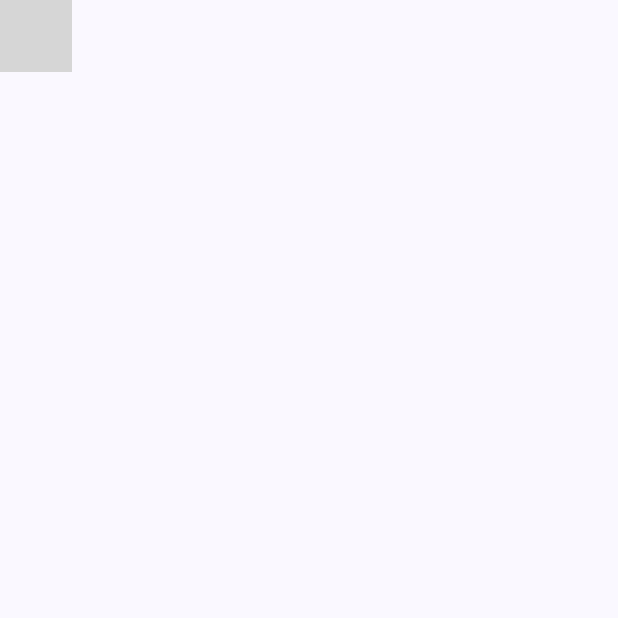
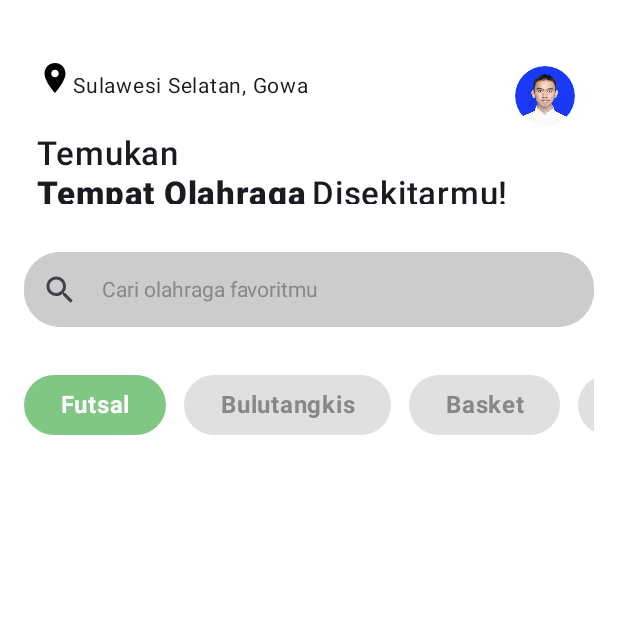
Before and after one commit to ripet00/Courtly_Project, an Android app built with Jetpack Compose: the HomeScreen screen opened through its navigation route, on a phone screen of 412 x 824 dp, the top half of it. Run offline under Robolectric (Android 15) with nearby library versions, the phone set to English and light mode, and no system bars; our stand-ins replace Firebase (no records; nobody signed in at launch, a user with empty details on screens opened directly), livedata-compose; grey boxes are pictures that could not be loaded.

Commit message:
build: connect homepage with detail, and bring the same value as determine in firestore

```diff
--- /dev/null
+++ b/app/src/main/java/com/example/courtlyproject/Feature/detail/model/HomePage.kt
@@ -0,0 +1,5 @@
+package com.example.courtlyproject.Feature.detail.model
+
+class HomePage {
+    var listLapangan: List<detaillapangan> = emptyList()
+}
--- /dev/null
+++ b/app/src/main/java/com/example/courtlyproject/Feature/detail/view/HomePage.kt
@@ -0,0 +1,347 @@
+package com.example.courtlyproject.Feature.detail.view
+
+import androidx.compose.foundation.Image
+import androidx.compose.foundation.background
+import androidx.compose.foundation.clickable
+import androidx.compose.foundation.layout.Arrangement
+import androidx.compose.foundation.layout.Box
+import androidx.compose.foundation.layout.Column
+import androidx.compose.foundation.layout.Row
+import androidx.compose.foundation.layout.Spacer
+import androidx.compose.foundation.layout.fillMaxSize
+import androidx.compose.foundation.layout.fillMaxWidth
+import androidx.compose.foundation.layout.height
+import androidx.compose.foundation.layout.padding
+import androidx.compose.foundation.layout.size
+import androidx.compose.foundation.layout.width
+import androidx.compose.foundation.layout.wrapContentSize
+import androidx.compose.foundation.lazy.LazyRow
+import androidx.compose.foundation.lazy.grid.GridCells
+import androidx.compose.foundation.lazy.grid.LazyVerticalGrid
+import androidx.compose.foundation.lazy.grid.items
+import androidx.compose.foundation.shape.CircleShape
+import androidx.compose.foundation.shape.RoundedCornerShape
+import androidx.compose.material.icons.Icons
+import androidx.compose.material.icons.filled.LocationOn
+import androidx.compose.material.icons.filled.Search
+import androidx.compose.material.icons.filled.Star
+import androidx.compose.material3.Card
+import androidx.compose.material3.CardDefaults
+import androidx.compose.material3.DropdownMenu
+import androidx.compose.material3.DropdownMenuItem
+import androidx.compose.material3.HorizontalDivider
+import androidx.compose.material3.Icon
+import androidx.compose.material3.IconButton
+import androidx.compose.material3.MaterialTheme
+import androidx.compose.material3.Text
+import androidx.compose.material3.TextField
+import androidx.compose.material3.TextFieldDefaults
+import androidx.compose.runtime.Composable
+import androidx.compose.runtime.LaunchedEffect
+import androidx.compose.runtime.getValue
+import androidx.compose.runtime.livedata.observeAsState
+import androidx.compose.runtime.mutableStateOf
+import androidx.compose.runtime.remember
+import androidx.compose.runtime.setValue
+import androidx.compose.ui.Alignment
+import androidx.compose.ui.Modifier
+import androidx.compose.ui.draw.clip
+import androidx.compose.ui.graphics.Color
+import androidx.compose.ui.layout.ContentScale
+import androidx.compose.ui.res.painterResource
+import androidx.compose.ui.text.TextStyle
+import androidx.compose.ui.text.font.FontWeight
+import androidx.compose.ui.text.style.TextAlign
+import androidx.compose.ui.unit.dp
+import androidx.compose.ui.unit.sp
+import androidx.lifecycle.viewmodel.compose.viewModel
+import androidx.navigation.NavController
+import com.example.courtlyproject.Feature.auth.AuthState
+import com.example.courtlyproject.Feature.auth.AuthViewModel
+import com.example.courtlyproject.Feature.detail.viewmodel.HomePage_vm
+import com.example.courtlyproject.R
+import com.example.courtlyproject.model.SportPlace
+
+
+@Composable
+fun HomeScreen(navController: NavController,authViewModel: AuthViewModel) {
+
+    val authState = authViewModel.authState.observeAsState()
+
+    LaunchedEffect(authState.value) {
+        when(authState.value){
+            is AuthState.Unauthenticated -> navController.navigate("login")
+            else -> Unit
+
+        }
+    }
+
+    Column(modifier = Modifier
+        .fillMaxSize()
+        .background(color = Color.White)
+    ) {
+        TopBar(navController,authViewModel)
+        SearchBar()
+        SportSelection()
+        SportPlaceList(navController)
+    }
+}
+
+@Composable
+fun TopBar(navController: NavController,authViewModel: AuthViewModel) {
+    Box(
+        modifier = Modifier
+            .padding(vertical = 16.dp, horizontal = 8.dp)
+            .height(120.dp)
+            .fillMaxSize()
+            .wrapContentSize(Alignment.Center),
+    ){
+        Row (
+            modifier = Modifier
+                .padding(top = 24.dp)
+        ) {
+            Column {
+                Row {
+                    Icon(
+                        imageVector = Icons.Filled.LocationOn,
+                        contentDescription = null,
+                        tint = Color.Black
+                    )
+                    Text(text = "Sulawesi Selatan, Gowa",
+                        fontSize = 14.sp,
+                        modifier = Modifier
+                            .padding(top = 5.dp)
+                    )
+                }
+                Spacer(modifier = Modifier.height(20.dp))
+                Column {
+                    Text(text = "Temukan", fontSize = 22.sp,fontWeight = FontWeight.Medium)
+                    Row {
+                        Text(text = "Tempat Olahraga",fontSize = 22.sp, fontWeight = FontWeight.ExtraBold)
+                        Spacer(modifier = Modifier.width(3.dp))
+                        Text(text = "Disekitarmu!", fontSize = 22.sp,fontWeight = FontWeight.Medium)
+                    }
+                }
+            }
+            ProfileMenu(navController, authViewModel)
+        }
+    }
+}
+@Composable
+fun ProfileMenu(navController: NavController,authViewModel: AuthViewModel) {
+    var expanded by remember { mutableStateOf(false) }
+    val authState = authViewModel.authState.observeAsState()
+
+    Box {
+        IconButton(onClick = { expanded = !expanded }) {
+            Image(
+                painter = painterResource(R.drawable.nand), // Ganti dengan resource foto profil Anda
+                contentDescription = "Profile Picture",
+                modifier = Modifier
+                    .size(40.dp)
+                    .clip(CircleShape)
+            )
+        }
+        // Dropdown Menu
+        DropdownMenu(
+            expanded = expanded,
+            onDismissRequest = { expanded = false },
+            modifier = Modifier
+                .background(Color(0xFF6FCF97)) // Warna latar menu
+        ) {
+            DropdownMenuItem(
+                text = { Text("Profil", color = Color.White) },
+                onClick = {
+                    expanded = false
+                    // Aksi untuk "Profil"
+                }
+            )
+            HorizontalDivider(color = Color.White)
+            DropdownMenuItem(
+                text = { Text("Pesanan", color = Color.White) },
+                onClick = {
+                    expanded = false
+                    // Aksi untuk "Pesanan"
+                }
+            )
+            HorizontalDivider(color = Color.White)
+            DropdownMenuItem(
+                text = { Text("Keluar", color = Color.White) },
+                onClick = {
+                    authViewModel.signout()
+                }
+            )
+        }
+    }
+}
+
+@Composable
+fun SearchBar() {
+    var text by remember { mutableStateOf("") }
+    TextField(
+        value = text,
+        onValueChange = {text = it},
+        placeholder = { Text(
+            text = "Cari olahraga favoritmu",
+            style = TextStyle(
+                color = Color.Gray,
+                fontSize = 14.sp
+            )
+        ) },
+        leadingIcon = {
+            Icon(Icons.Default.Search, contentDescription = null)
+        },
+        colors = TextFieldDefaults.colors(
+            focusedContainerColor = Color.White,
+            unfocusedContainerColor = Color.LightGray,
+            focusedIndicatorColor = Color.Transparent,
+            unfocusedIndicatorColor = Color.Transparent
+        ),
+        modifier = Modifier
+            .fillMaxWidth()
+            .padding(16.dp)
+            .height(50.dp)
+            .clip(RoundedCornerShape(24.dp))
+            .background(Color(0xFFD9D9D9))
+    )
+}
+
+@Composable
+fun SportSelection() {
+    // List olahraga
+    val sports = listOf("Futsal", "Bulutangkis", "Basket", "tenis","minisoccer","Volly")
+    // State untuk olahraga yang dipilih
+    var selectedSport by remember { mutableStateOf(sports[0]) }
+
+    LazyRow(
+        modifier = Modifier
+            .fillMaxWidth()
+            .padding(16.dp),
+        horizontalArrangement = Arrangement.spacedBy(12.dp)
+    ) {
+        items(sports.size) { index ->
+            SportButton(
+                text = sports[index],
+                isSelected = selectedSport == sports[index],
+                onClick = { selectedSport = sports[index] }
+            )
+        }
+    }
+}
+
+@Composable
+fun SportButton(text: String, isSelected: Boolean, onClick: () -> Unit) {
+    // Warna tombol jika dipilih atau tidak
+    val backgroundColor = if (isSelected) Color(0xFF81C784) else Color(0xFFE0E0E0) // Warna hijau dan abu-abu
+    val textColor = if (isSelected) Color.White else Color.Gray
+
+    Box(
+        modifier = Modifier
+            .clip(RoundedCornerShape(50))
+            .background(backgroundColor)
+            .clickable { onClick() }
+            .padding(horizontal = 24.dp, vertical = 8.dp),
+        contentAlignment = Alignment.Center
+    ) {
+        Text(
+            text = text,
+            color = textColor,
+            fontSize = 16.sp,
+            fontWeight = FontWeight.Bold,
+            textAlign = TextAlign.Center
+        )
+    }
+}
+
+@Composable
+fun SportPlaceList(navController: NavController) {
+//    val listLapangan = viewmodel.stateLapangan
+    val viewModel: HomePage_vm = viewModel()
+
+    val places = mutableListOf<SportPlace>()
+    viewModel.stateLapangan.forEachIndexed { index, detaillapangan ->
+        places.add(
+            SportPlace(
+                name = detaillapangan.nama,
+                kategori = detaillapangan.kategori,
+                rating = detaillapangan.rating.toDouble(),
+                price = detaillapangan.harga,
+                id = detaillapangan.id
+
+            )
+        )
+    }
+
+//    LazyColumn(contentPadding = PaddingValues(16.dp)) {
+//        items(places) { place ->
+//            SportPlaceItem(place)
+//        }
+//    }
+    LazyVerticalGrid(
+        columns = GridCells.Fixed(2), // Jumlah kolom
+        modifier = Modifier
+            .fillMaxSize()
+            .padding(16.dp),
+        horizontalArrangement = Arrangement.spacedBy(16.dp),
+        verticalArrangement = Arrangement.spacedBy(16.dp),
+        content = {
+            items(places) { place -> // Mengisi grid dengan 100 item
+                SportPlaceItem(place = place, navController = navController, lapanganId = place.id) // Konten setiap item
+            }
+        }
+    )
+}
+
+@Composable
+fun SportPlaceItem(place: SportPlace, navController: NavController, lapanganId: String) {
+
+    Row (
+        modifier = Modifier.fillMaxSize(),
+        horizontalArrangement = Arrangement.Center
+    ){
+        Card(
+            modifier = Modifier
+                .width(180.dp)
+                .padding(8.dp)
+                .clickable {
+                    navController.navigate("detail/$lapanganId")
+                },
+            elevation = CardDefaults.cardElevation(4.dp),
+            shape = RoundedCornerShape(22.dp)
+        ) {
+            Column(modifier = Modifier.padding(0.dp)) {
+                Image(
+                    painter = painterResource(id = R.drawable.stadium),
+                    contentDescription = null,
+                    modifier = Modifier
+                        .fillMaxWidth()
+                        .height(180.dp),
+                    contentScale = ContentScale.Crop
+                )
+                Column (
+                    modifier = Modifier
+                        .fillMaxSize()
+                        .padding( start = 8.dp, top = 0.dp, bottom = 4.dp)
+
+                ) {
+                    Spacer(modifier = Modifier.height(8.dp))
+                    Text(text = place.name, style = MaterialTheme.typography.titleSmall, fontWeight = FontWeight.SemiBold)
+                    Spacer(modifier = Modifier.height(4.dp))
+                    Text(text = "${place.kategori}", style = MaterialTheme.typography.bodyMedium, color = Color.Gray)
+                    Spacer(modifier = Modifier.height(4.dp))
+                    Row(verticalAlignment = Alignment.CenterVertically) {
+                        Icon(Icons.Default.Star, contentDescription = null, tint = Color(0xFFFFD700))
+                        Spacer(modifier = Modifier.width(4.dp))
+                        Text(text = "${place.rating}")
+                        Spacer(modifier = Modifier.width(15.dp))
+
+                    }
+                    Row(verticalAlignment = Alignment.CenterVertically) {
+                        Spacer(modifier = Modifier.width(4.dp))
+                        Text(text = "Rp.${place.price.toString()}", style = MaterialTheme.typography.bodyMedium, color = Color.Gray)
+                    }
+                }
+            }
+        }
+    }
+}
--- a/app/src/main/java/com/example/courtlyproject/Feature/detail/view/detaillapangan.kt
+++ b/app/src/main/java/com/example/courtlyproject/Feature/detail/view/detaillapangan.kt
@@ -117,7 +117,7 @@ fun top(
                 modifier = Modifier.padding(bottom = 8.dp)
             )
 
-            // Display the price
+            // Display the pr
             Text(
                 text = "Harga: ${getDetail.harga.toString()}",
                 style = MaterialTheme.typography.bodyLarge.copy(
--- /dev/null
+++ b/app/src/main/java/com/example/courtlyproject/Feature/detail/viewmodel/HomePage_vm.kt
@@ -0,0 +1,54 @@
+package com.example.courtlyproject.Feature.detail.viewmodel
+
+import android.util.Log
+import androidx.compose.runtime.mutableStateOf
+import androidx.lifecycle.ViewModel
+import com.example.courtlyproject.Feature.detail.model.detaillapangan
+import com.google.firebase.firestore.FirebaseFirestore
+import com.google.firebase.firestore.ktx.toObject
+
+class HomePage_vm: ViewModel()  {
+
+    private val _stateLapangan = mutableStateOf<List<detaillapangan>>(emptyList()) // Menggunakan List<HomePage>
+    val stateLapangan: List<detaillapangan>
+        get() = _stateLapangan.value
+
+    private val firestore = FirebaseFirestore.getInstance()
+
+    init {
+        Log.d("HomePage_vm", "init: ")
+        getListLapangan()
+    }
+
+    fun getListLapangan() {
+        firestore.collection("detail")
+            .get() // Mengambil semua dokumen di koleksi "detail"
+            .addOnSuccessListener { result ->
+                if (result.isEmpty) {
+                    // Tangani jika tidak ada data
+                    return@addOnSuccessListener
+                }
+
+                // Mengambil semua dokumen dan mengonversinya ke dalam daftar objek HomePage
+                val lapanganList = result.documents.mapNotNull { documentSnapshot ->
+                    val id = documentSnapshot.id
+                    val lapangan = documentSnapshot.toObject<detaillapangan>() // Mengonversi setiap dokumen menjadi objek HomePage
+
+                    if (lapangan != null) {
+                        lapangan.id = id
+                    }
+                    lapangan
+                }
+
+                Log.d("HomePage_vm", "getListLapangan: $lapanganList")
+
+                // Mengupdate state dengan daftar lapangan yang diambil
+                _stateLapangan.value = lapanganList // Menyimpan data dalam bentuk List<HomePage>
+            }
+            .addOnFailureListener { exception ->
+                // Tangani error, misalnya tampilkan log error
+                Log.e("FirestoreError", "Error getting documents: ", exception)
+            }
+    }
+
+}
```
